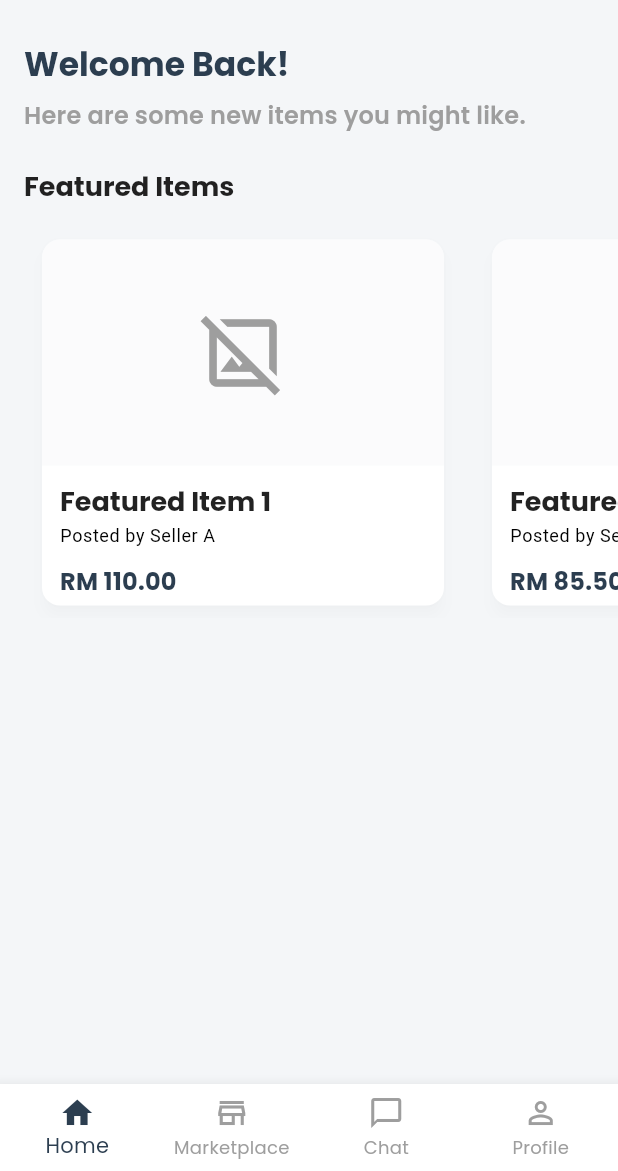
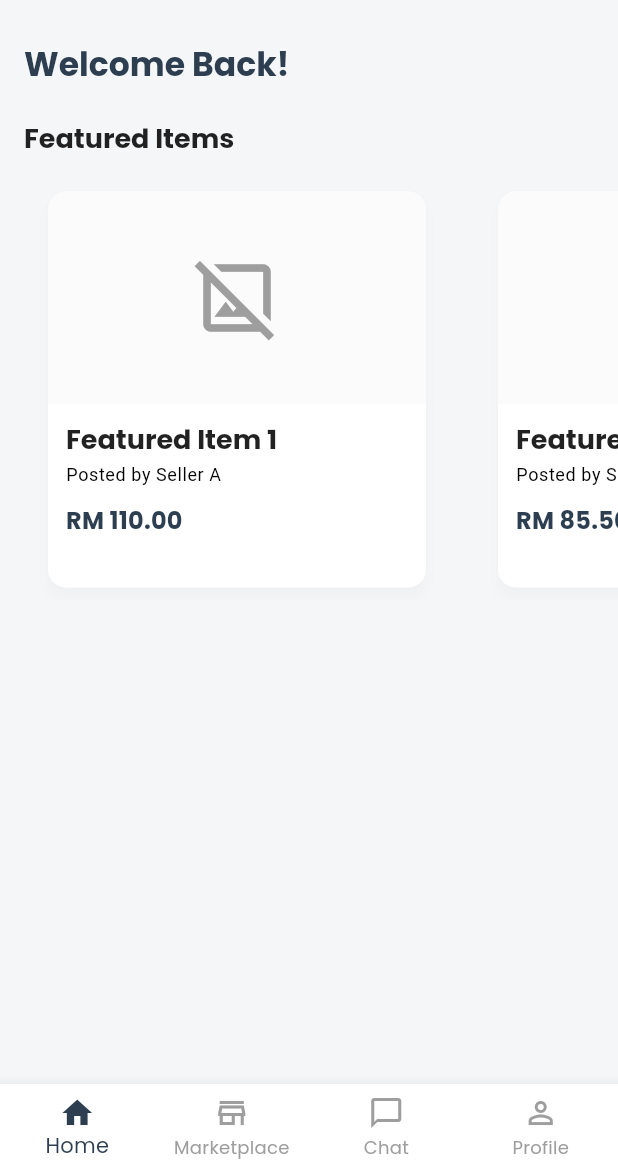
Before and after one commit to ShifyMeow/final_commutrade, a Flutter app: the screen it shows after launch, on a phone screen of 412 x 824 dp, the part 65-1236 px from its top. Run offline on Flutter 3.47's test engine with Material 3 defaults, Android fonts, the phone set to English and light mode, and no system bars; our stand-ins replace google_fonts.

Commit message:
Version 0.0.2

```diff
--- a/lib/screens/home/home_screen.dart
+++ b/lib/screens/home/home_screen.dart
@@ -1,4 +1,5 @@
 import 'package:final_commutrade/theme/app_theme_notifier.dart';
+import 'package:final_commutrade/widgets/announcement_card.dart'; // We will add this import
 import 'package:final_commutrade/widgets/item_card.dart';
 import 'package:flutter/material.dart';
 import 'package:provider/provider.dart';
@@ -6,7 +7,14 @@ import 'package:provider/provider.dart';
 class HomeScreen extends StatelessWidget {
   const HomeScreen({super.key});
 
-  // Updated with generic placeholder data
+  // Placeholder data for the announcement
+  final Map<String, String> _announcement = const {
+    'title': 'Important Announcement',
+    'content': 'This is a placeholder for an important announcement from a lecturer or warden.',
+    'author': 'Admin',
+  };
+
+  // Generic placeholder data for featured items
   final List<Map<String, String>> _featuredItems = const [
     {
       'title': 'Featured Item 1',
@@ -57,6 +65,7 @@ class HomeScreen extends StatelessWidget {
           child: Column(
             crossAxisAlignment: CrossAxisAlignment.start,
             children: [
+              // --- Welcome Header ---
               Padding(
                 padding: const EdgeInsets.symmetric(horizontal: 16.0),
                 child: Text(
@@ -64,15 +73,12 @@ class HomeScreen extends StatelessWidget {
                   style: textTheme.headlineMedium?.copyWith(fontWeight: FontWeight.bold),
                 ),
               ),
-              const SizedBox(height: 8),
-              Padding(
-                padding: const EdgeInsets.symmetric(horizontal: 16.0),
-                child: Text(
-                  'Here are some new items you might like.',
-                  style: textTheme.titleMedium?.copyWith(color: Colors.grey),
-                ),
-              ),
               const SizedBox(height: 24),
+
+              // --- Announcement Section ---
+              // We will add this section in the next step, but the overflow fix is below
+
+              // --- Featured Items Section ---
               Padding(
                 padding: const EdgeInsets.symmetric(horizontal: 16.0),
                 child: Text(
@@ -82,19 +88,25 @@ class HomeScreen extends StatelessWidget {
               ),
               const SizedBox(height: 16),
               SizedBox(
-                height: 260,
+                // *** THE FIX IS HERE ***
+                // Increased height from 260 to 280 to prevent overflow
+                height: 280,
                 child: ListView.builder(
                   scrollDirection: Axis.horizontal,
                   itemCount: _featuredItems.length,
-                  padding: const EdgeInsets.symmetric(horizontal: 12.0),
+                  padding: const EdgeInsets.symmetric(horizontal: 8.0),
                   itemBuilder: (context, index) {
                     final item = _featuredItems[index];
                     return SizedBox(
                       width: 300,
-                      child: ItemCard(
-                        title: item['title']!,
-                        price: item['price']!,
-                        author: item['author']!,
+                      // We wrap the ItemCard in Padding to give it space
+                      child: Padding(
+                        padding: const EdgeInsets.symmetric(horizontal: 8.0),
+                        child: ItemCard(
+                          title: item['title']!,
+                          price: item['price']!,
+                          author: item['author']!,
+                        ),
                       ),
                     );
                   },
```
Also changed, not shown: lib/widgets/announcement_card.dart (added, +69 -0 lines), 28 other files.
